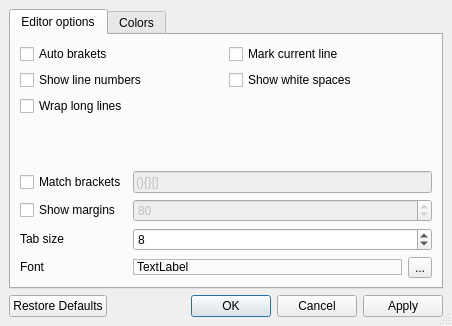
Qt form tools/qtsourceview/demos/demo4/configdialog.ui (diegoiast/qtsourceview) before a commit.
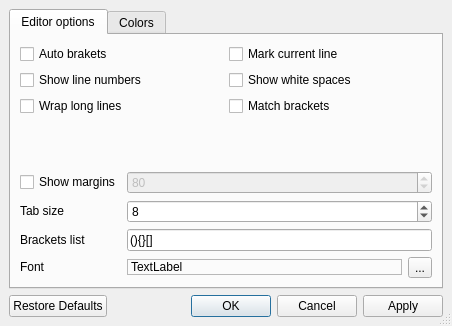
The same form after that commit. Custom widgets are drawn as their Qt base class.

Commit message: * replace is working. when pressing shift/control/alt it acts as replace all  * new color definition gedit  * the window title will show only the file name, without path (to be tested on win32)  * editor configuration dialog changed a little.

The edit to the form file:
```diff
--- a/tools/qtsourceview/demos/demo4/configdialog.ui
+++ b/tools/qtsourceview/demos/demo4/configdialog.ui
@@ -96,6 +96,13 @@
            </property>
           </widget>
          </item>
+         <item row="2" column="1" >
+          <widget class="QCheckBox" name="matchBrackets" >
+           <property name="text" >
+            <string>Match brackets</string>
+           </property>
+          </widget>
+         </item>
         </layout>
        </item>
        <item>
@@ -114,30 +121,13 @@
        <item>
         <layout class="QGridLayout" >
          <item row="0" column="0" >
-          <widget class="QCheckBox" name="matchBrackets" >
-           <property name="text" >
-            <string>Match brackets</string>
-           </property>
-          </widget>
-         </item>
-         <item row="0" column="1" >
-          <widget class="QLineEdit" name="matchCraketsList" >
-           <property name="enabled" >
-            <bool>false</bool>
-           </property>
-           <property name="text" >
-            <string>(){}[]</string>
-           </property>
-          </widget>
-         </item>
-         <item row="1" column="0" >
           <widget class="QCheckBox" name="showMargins" >
            <property name="text" >
             <string>Show margins</string>
            </property>
           </widget>
          </item>
-         <item row="1" column="1" >
+         <item row="0" column="1" >
           <widget class="QSpinBox" name="marginSize" >
            <property name="enabled" >
             <bool>false</bool>
@@ -150,7 +140,7 @@
            </property>
           </widget>
          </item>
-         <item row="2" column="0" >
+         <item row="1" column="0" >
           <widget class="QLabel" name="label_4" >
            <property name="sizePolicy" >
             <sizepolicy vsizetype="Maximum" hsizetype="Preferred" >
@@ -163,13 +153,27 @@
            </property>
           </widget>
          </item>
-         <item row="2" column="1" >
+         <item row="1" column="1" >
           <widget class="QSpinBox" name="tabSize" >
            <property name="value" >
             <number>8</number>
            </property>
           </widget>
          </item>
+         <item row="2" column="0" >
+          <widget class="QLabel" name="label_3" >
+           <property name="text" >
+            <string>Brackets list</string>
+           </property>
+          </widget>
+         </item>
+         <item row="2" column="1" >
+          <widget class="QLineEdit" name="matchCraketsList" >
+           <property name="text" >
+            <string>(){}[]</string>
+           </property>
+          </widget>
+         </item>
          <item row="3" column="0" >
           <widget class="QLabel" name="label_2" >
            <property name="sizePolicy" >
```
Left out of the diff: 35 changed lines with no effect on the pictures. The commit also changes 4 other files.
